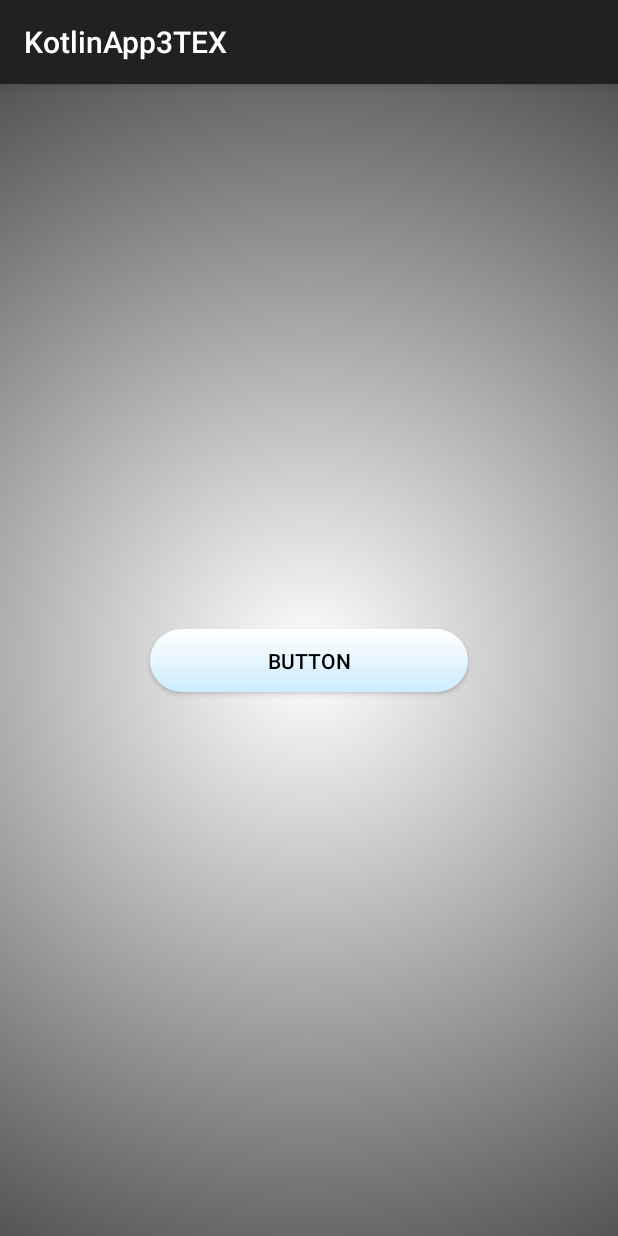
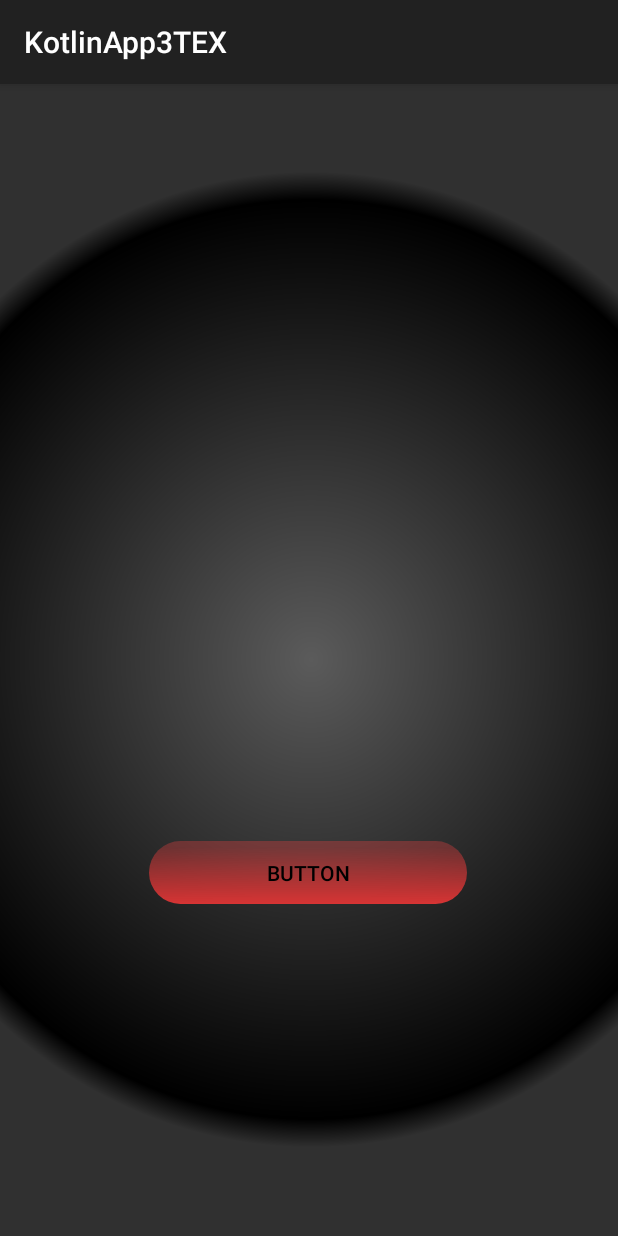
Before and after one commit to EdrhianValerioITICB/KotlinApp3TEX, an Android app: the screen it shows after launch (MainActivity), on a phone screen of 412 x 824 dp. Run offline under Robolectric (Android 15) with nearby library versions, the phone set to English and light mode, and no system bars.

Commit message:
Colors and drawables

```diff
--- a/app/build.gradle.kts
+++ b/app/build.gradle.kts
@@ -5,7 +5,7 @@ plugins {
 
 android {
     namespace = "com.edrhian.kotlinapp3tex"
-    compileSdk = 33
+    compileSdk = 34
 
     defaultConfig {
         applicationId = "com.edrhian.kotlinapp3tex"
--- /dev/null
+++ b/app/src/main/res/drawable/background_dark.xml
@@ -0,0 +1,49 @@
+<vector
+    xmlns:android="http://schemas.android.com/apk/res/android"
+    xmlns:aapt="http://schemas.android.com/aapt"
+    android:width="1360dp"
+    android:height="2640dp"
+    android:viewportWidth="360"
+    android:viewportHeight="640"
+    >
+    <group>
+        <clip-path
+            android:pathData="M30 0H330C346.569 0 360 13.4315 360 30V610C360 626.569 346.569 640 330 640H30C13.4315 640 0 626.569 0 610V30C0 13.4315 13.4315 0 30 0Z"
+            />
+        <group
+            android:translateX="1.252"
+            android:translateY="-0.252"
+            android:pivotX="180"
+            android:pivotY="320"
+            android:scaleX="3.009"
+            android:scaleY="3.009"
+            android:rotation="90"
+            >
+            <path
+                android:pathData="M0 0V640H360V0"
+                >
+                <aapt:attr name="android:fillColor">
+                    <gradient
+                        android:type="radial"
+                        android:centerX="180"
+                        android:centerY="320"
+                        android:gradientRadius="90"
+                        >
+                        <item
+                            android:color="#5B5B5B"
+                            android:offset="0"
+                            />
+                        <item
+                            android:color="#000000"
+                            android:offset="0.943"
+                            />
+                        <item
+                            android:color="#00FFFFFF"
+                            android:offset="1"
+                            />
+                    </gradient>
+                </aapt:attr>
+            </path>
+        </group>
+    </group>
+</vector>
--- a/app/src/main/res/drawable/background_light.xml
+++ b/app/src/main/res/drawable/background_light.xml
@@ -2,8 +2,8 @@
 <shape xmlns:android = "http://schemas.android.com/apk/res/android">
 
     <gradient
-        android:startColor = "#FFFFFF"
-        android:endColor = "#000000"
+        android:startColor = "@color/fondo_claro_start"
+        android:endColor = "@color/fondo_claro_end"
         android:gradientRadius="650dp"
         android:type="radial"
         android:angle = "0" />
--- a/app/src/main/res/drawable/button_background_light.xml
+++ b/app/src/main/res/drawable/button_background_light.xml
@@ -4,8 +4,8 @@
     <corners
         android:radius="30dp" />
     <gradient
-        android:endColor = "#FFFFFF"
-        android:startColor = "#CCECFD"
+        android:endColor = "@color/boton_claro_end"
+        android:startColor = "@color/boton_claro_start"
         android:centerY="0.5"
         android:type="linear"
         android:angle = "90" />
--- /dev/null
+++ b/app/src/main/res/drawable/button_cancel.xml
@@ -0,0 +1,12 @@
+<?xml version = "1.0" encoding = "utf-8" ?>
+<shape xmlns:android = "http://schemas.android.com/apk/res/android">
+
+    <corners
+        android:radius="30dp"/>
+    <gradient
+        android:endColor = "#5DDE3E3E"
+        android:centerColor = "#5DDE3E3E"
+        android:startColor = "#D73434"
+        android:centerY="0.9"
+        android:angle = "90" />
+</shape>
--- a/app/src/main/res/layout/activity_main.xml
+++ b/app/src/main/res/layout/activity_main.xml
@@ -4,22 +4,24 @@
     xmlns:tools="http://schemas.android.com/tools"
     android:layout_width="match_parent"
     android:layout_height="match_parent"
-    android:background="@drawable/background_light">
+    android:background="@drawable/background_dark">
 
     <Button
         android:id="@+id/button"
         android:layout_width="212dp"
         android:layout_height="42dp"
-        android:background="@drawable/button_background_light"
+        android:background="@drawable/button_cancel"
         android:backgroundTint="@null"
         android:cornerRadius="30dp"
-        android:shadowColor="@color/fondo1"
+        android:shadowColor="@color/boton_oscuro_end"
         android:shadowDy="10000"
         android:shadowRadius="1000"
         android:text="Button"
-        android:textColor="@color/fondo1"
+        android:textColor="@color/txt_claro"
         app:layout_constraintBottom_toBottomOf="parent"
         app:layout_constraintEnd_toEndOf="parent"
+        app:layout_constraintHorizontal_bias="0.497"
         app:layout_constraintStart_toStartOf="parent"
-        app:layout_constraintTop_toTopOf="parent" />
+        app:layout_constraintTop_toTopOf="parent"
+        app:layout_constraintVertical_bias="0.695" />
 </androidx.constraintlayout.widget.ConstraintLayout>
--- a/app/src/main/res/values/styles.xml
+++ b/app/src/main/res/values/styles.xml
@@ -1,15 +1,17 @@
 <?xml version="1.0" encoding="utf-8"?>
 <resources>
     <style name="txt_titles" parent="TextAppearance.AppCompat">
-        <item name="android:textColor">@color/txt</item>
+        <item name="android:textColor">@color/txt_claro</item>
         <item name="android:fontFamily">@font/roboto_condensed_bold</item>
         <item name="android:textSize">48dp</item>
         <item name="android:textAlignment">center</item>
     </style>
     <style name="txt_text" parent="TextAppearance.AppCompat">
-        <item name="android:textColor">@color/txt</item>
+        <item name="android:textColor">@color/txt_claro</item>
         <item name="android:fontFamily">@font/roboto_condensed_regular</item>
         <item name="android:textSize">48dp</item>
         <item name="android:textAlignment">center</item>
     </style>
+
+
 </resources>
```
Also changed, not shown: app/src/main/res/drawable/gradient_drawable.xml (added, +11 -0 lines), app/src/main/res/values/colors.xml (+32 -4 lines).
